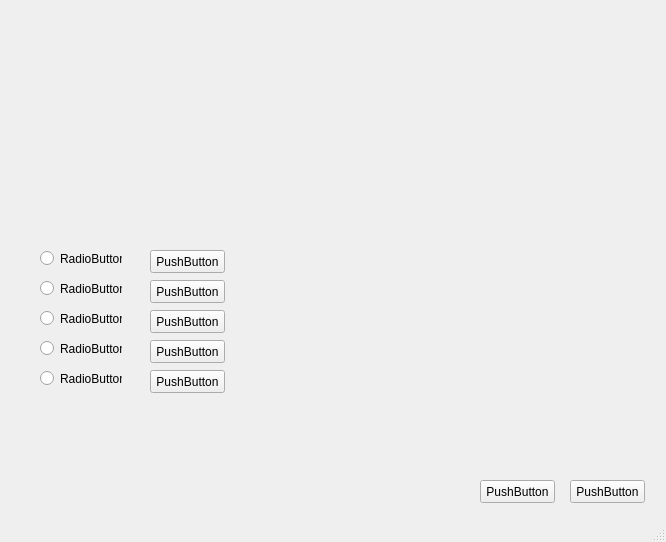
This is src/templates/tela_avaliacao.ui in DanilloMLS/lepee as Qt 5 draws it before an edit. The edited form follows.
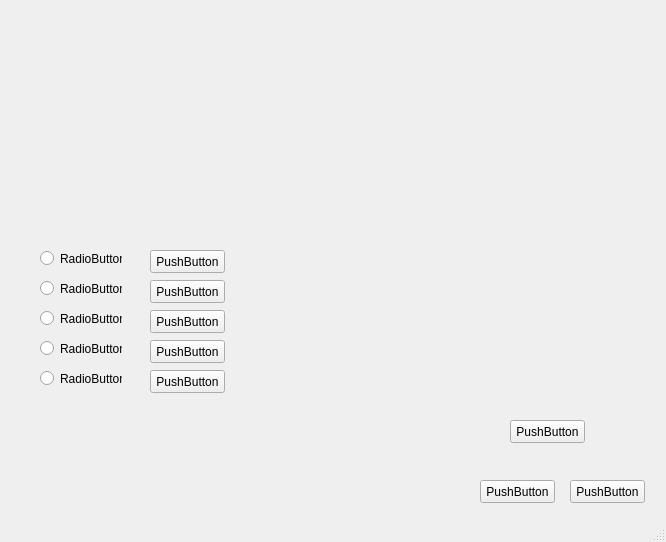
This is the edited form.

Commit message: Tela de Ensino

Diff of the .ui file:
```diff
--- a/src/templates/tela_avaliacao.ui
+++ b/src/templates/tela_avaliacao.ui
@@ -84,8 +84,8 @@
      <rect>
       <x>30</x>
       <y>30</y>
-      <width>281</width>
-      <height>201</height>
+      <width>231</width>
+      <height>121</height>
      </rect>
     </property>
    </widget>
@@ -93,7 +93,7 @@
     <property name="geometry">
      <rect>
       <x>310</x>
-      <y>240</y>
+      <y>190</y>
       <width>331</width>
       <height>211</height>
      </rect>
@@ -190,6 +190,19 @@
      <string>PushButton</string>
     </property>
    </widget>
+   <widget class="QPushButton" name="pushButton_7">
+    <property name="geometry">
+     <rect>
+      <x>510</x>
+      <y>420</y>
+      <width>75</width>
+      <height>23</height>
+     </rect>
+    </property>
+    <property name="text">
+     <string>PushButton</string>
+    </property>
+   </widget>
    <zorder>pushButton</zorder>
    <zorder>pushButton_2</zorder>
    <zorder>pushButton_3</zorder>
```
Left out of the diff: 1 changed line with no effect on the pictures. The commit also changes 5 other files.
